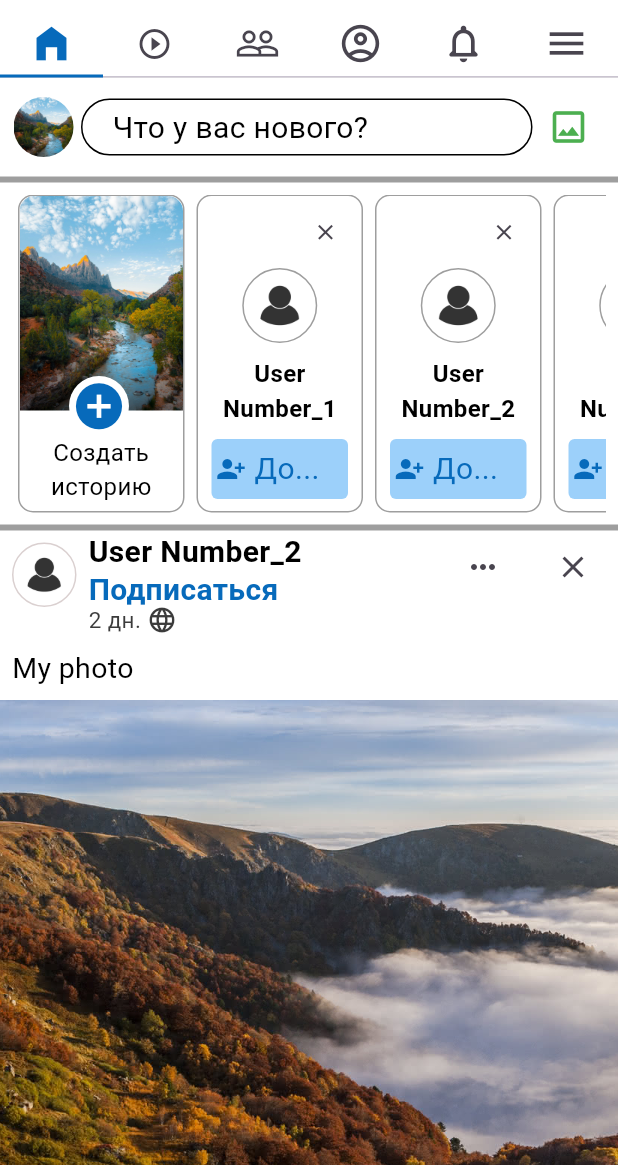
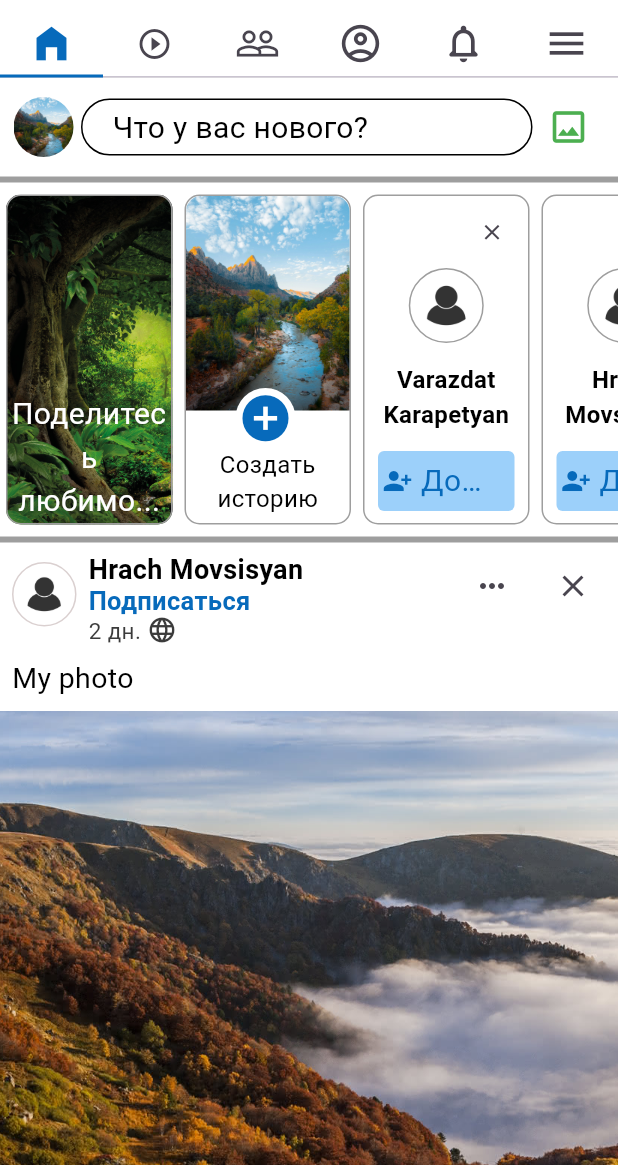
Before and after one commit to NarekMatevosyan/facebook, a Flutter app: the screen it shows after launch, on a phone screen of 412 x 824 dp, the part 71-1236 px from its top. Run offline on Flutter 3.47's test engine with Material 3 defaults, Android fonts, the phone set to English and light mode, and no system bars.

Commit message:
add reels section

```diff
--- a/lib/features/home/home_screen.dart
+++ b/lib/features/home/home_screen.dart
@@ -1,10 +1,10 @@
 import 'package:flutter/material.dart';
 
-import 'package:flutter_facebook/features/home/app_bar.dart/custom_app_bar.dart';
+import 'package:flutter_facebook/features/home/widgets/app_bar/custom_app_bar.dart';
 import 'package:flutter_facebook/features/home/widgets/home_screen_content.dart';
 import 'package:flutter_facebook/features/home/widgets/rec_users_section.dart';
 import 'package:flutter_facebook/features/home/widgets/user_tools.dart';
-import 'app_bar.dart/second_sliver_app_bar.dart';
+import 'widgets/app_bar/second_sliver_app_bar.dart';
 
 class HomeScreen extends StatelessWidget {
   const HomeScreen({super.key});
--- a/lib/features/home/models/post_view_model.dart
+++ b/lib/features/home/models/post_view_model.dart
@@ -9,12 +9,13 @@ class PostViewModel {
   final int comments;
   final int shares;
 
-  PostViewModel(
-      {required this.postTime,
-      required this.description,
-      required this.image,
-      required this.poster,
-      required this.likes,
-      required this.comments,
-      required this.shares});
+  PostViewModel({
+    required this.postTime,
+    required this.description,
+    required this.image,
+    required this.poster,
+    required this.likes,
+    required this.comments,
+    required this.shares,
+  });
 }
--- a/lib/features/home/models/user_view_model.dart
+++ b/lib/features/home/models/user_view_model.dart
@@ -4,9 +4,10 @@ class UserViewModel {
   final String avatar;
   final int id;
 
-  UserViewModel(
-      {required this.id,
-      required this.surname,
-      required this.name,
-      required this.avatar});
+  UserViewModel({
+    required this.id,
+    required this.surname,
+    required this.name,
+    required this.avatar,
+  });
 }
--- a/lib/features/home/app_bar.dart/custom_app_bar.dart
+++ b/lib/features/home/widgets/app_bar/custom_app_bar.dart
@@ -1,5 +1,5 @@
 import 'package:flutter/material.dart';
-import 'package:flutter_facebook/features/home/app_bar.dart/first_sliver_app_bar.dart';
+import 'package:flutter_facebook/features/home/widgets/app_bar/first_sliver_app_bar.dart';
 
 class CustomAppBar extends StatelessWidget {
   const CustomAppBar({super.key});
--- a/lib/features/home/widgets/home_screen_content.dart
+++ b/lib/features/home/widgets/home_screen_content.dart
@@ -2,6 +2,7 @@ import 'package:flutter/material.dart';
 import 'package:flutter_facebook/features/home/widgets/post.dart';
 import 'package:flutter_facebook/features/home/models/post_view_model.dart';
 import 'package:flutter_facebook/features/home/models/user_view_model.dart';
+import 'package:flutter_facebook/features/home/widgets/reels_section.dart';
 
 class HomeScreenContent extends StatelessWidget {
   const HomeScreenContent({super.key});
@@ -17,8 +18,8 @@ class HomeScreenContent extends StatelessWidget {
             postTime: 2,
             poster: UserViewModel(
                 id: 2,
-                surname: 'Number_2',
-                name: 'User',
+                surname: 'Movsisyan',
+                name: 'Hrach',
                 avatar: 'assets/images/rec_user_photo.jpg'),
             likes: 201,
             comments: 13,
@@ -33,8 +34,8 @@ class HomeScreenContent extends StatelessWidget {
             postTime: 4,
             poster: UserViewModel(
                 id: 5,
-                surname: 'Number_5',
-                name: 'User',
+                surname: 'Muradyan',
+                name: 'Artak',
                 avatar: 'assets/images/rec_user_photo.jpg'),
             likes: 217,
             comments: 64,
@@ -49,14 +50,16 @@ class HomeScreenContent extends StatelessWidget {
             postTime: 8,
             poster: UserViewModel(
                 id: 3,
-                surname: 'Number_3',
-                name: 'User',
+                surname: 'Manukyan',
+                name: 'Tigran',
                 avatar: 'assets/images/rec_user_photo.jpg'),
             likes: 8,
             comments: 2,
             shares: 0,
           ),
         ),
+        const SizedBox(height: 4.0),
+        const ReelsSection(),
       ],
     );
   }
--- a/lib/features/home/widgets/post_header.dart
+++ b/lib/features/home/widgets/post_header.dart
@@ -17,7 +17,9 @@ class PostHeader extends StatelessWidget {
     return Column(
       crossAxisAlignment: CrossAxisAlignment.start,
       children: [
-        Row(
+        Padding(
+          padding: const EdgeInsets.only(top: 5.0),
+          child: Row(
             crossAxisAlignment: CrossAxisAlignment.start,
             children: [
               Padding(
@@ -42,7 +44,7 @@ class PostHeader extends StatelessWidget {
                     style: const TextStyle(
                       color: Colors.black,
                       fontWeight: FontWeight.bold,
-                    fontSize: 20.0,
+                      fontSize: 18.0,
                     ),
                   ),
                   GestureDetector(
@@ -53,7 +55,7 @@ class PostHeader extends StatelessWidget {
                         height: 1.0,
                         color: Color.fromARGB(255, 7, 106, 187),
                         fontWeight: FontWeight.bold,
-                      fontSize: 20.0,
+                        fontSize: 17.0,
                       ),
                     ),
                   ),
@@ -76,12 +78,9 @@ class PostHeader extends StatelessWidget {
                 ],
               ),
               const Spacer(),
-            Padding(
-              padding: const EdgeInsets.symmetric(horizontal: 6.0),
-              child: IconButton(
+              IconButton(
                 icon: const Icon(Icons.more_horiz),
                 onPressed: () {},
-              ),
               ),
               Padding(
                 padding: const EdgeInsets.symmetric(horizontal: 6.0),
@@ -91,6 +90,7 @@ class PostHeader extends StatelessWidget {
                 ),
               ),
             ],
+          ),
         ),
         Padding(
           padding: const EdgeInsets.all(8.0),
--- a/lib/features/home/widgets/rec_user_contanier.dart
+++ b/lib/features/home/widgets/rec_user_contanier.dart
@@ -93,8 +93,6 @@ class _RecUserContainerState extends State<RecUserContainer> {
                         : const Color.fromARGB(255, 156, 208, 250),
                     borderRadius: BorderRadius.circular(4.0),
                   ),
-                  child: SizedBox(
-                    width: 91.0,
                   child: Row(
                     mainAxisAlignment: MainAxisAlignment.start,
                     children: [
@@ -111,24 +109,29 @@ class _RecUserContainerState extends State<RecUserContainer> {
                         width: itemWidth / 20,
                       ),
                       isSelected
-                            ? const Text(
-                                'Отме...',
+                          ? const SizedBox(
+                              width: 80.0,
+                              child: Text(
+                                overflow: TextOverflow.ellipsis,
+                                'Отменить',
                                 style: TextStyle(
                                   color: Colors.grey,
                                   fontSize: 20.0,
                                 ),
-                                overflow: TextOverflow.ellipsis,
+                              ),
                             )
-                            : const Text(
-                                'До...',
+                          : const SizedBox(
+                              width: 50.0,
+                              child: Text(
+                                'Добавить',
                                 style: TextStyle(
                                   color: Color.fromARGB(255, 7, 106, 187),
                                   fontSize: 20.0,
                                 ),
                                 overflow: TextOverflow.ellipsis,
                               ),
+                            ),
                     ],
-                    ),
                   ),
                 ),
               ),
--- a/lib/features/home/widgets/rec_users_section.dart
+++ b/lib/features/home/widgets/rec_users_section.dart
@@ -1,6 +1,7 @@
 import 'package:flutter/material.dart';
 import 'package:flutter_facebook/features/home/models/user_view_model.dart';
 import 'package:flutter_facebook/features/home/widgets/rec_user_contanier.dart';
+import 'package:flutter_facebook/features/home/widgets/share_favorite_box.dart';
 import 'package:flutter_facebook/features/home/widgets/user_story.dart';
 
 class RecUsersSection extends StatefulWidget {
@@ -14,38 +15,38 @@ class _RecUsersSectionState extends State<RecUsersSection> {
   final List<UserViewModel> recommendedUsers = [
     UserViewModel(
       id: 1,
-      surname: 'Number_1',
-      name: 'User',
+      surname: 'Karapetyan',
+      name: 'Varazdat',
       avatar: 'assets/images/rec_user_photo.jpg',
     ),
     UserViewModel(
       id: 2,
-      surname: 'Number_2',
-      name: 'User',
+      surname: 'Movsisyan',
+      name: 'Hrach',
       avatar: 'assets/images/rec_user_photo.jpg',
     ),
     UserViewModel(
       id: 3,
-      surname: 'Number_3',
-      name: 'User',
+      surname: 'Manukyan',
+      name: 'Tigran',
       avatar: 'assets/images/rec_user_photo.jpg',
     ),
     UserViewModel(
       id: 4,
-      surname: 'Number_4',
-      name: 'User',
+      surname: 'Avetisyan',
+      name: 'Gor',
       avatar: 'assets/images/rec_user_photo.jpg',
     ),
     UserViewModel(
       id: 5,
-      surname: 'Number_5',
-      name: 'User',
+      surname: 'Muradyan',
+      name: 'Artak',
       avatar: 'assets/images/rec_user_photo.jpg',
     ),
     UserViewModel(
       id: 6,
-      surname: 'Number_6',
-      name: 'User',
+      surname: 'Araqelyan',
+      name: 'Hakob',
       avatar: 'assets/images/rec_user_photo.jpg',
     ),
   ];
@@ -57,21 +58,24 @@ class _RecUsersSectionState extends State<RecUsersSection> {
     return Column(
       children: [
         SizedBox(
-          height: itemHeight + 8.0,
-          child: Padding(
-            padding: const EdgeInsets.all(8.0),
+          height: itemHeight + 16,
           child: ListView(
             shrinkWrap: true,
             scrollDirection: Axis.horizontal,
             children: [
               const Padding(
-                  padding: EdgeInsets.symmetric(horizontal: 4.0),
+                padding: EdgeInsets.symmetric(horizontal: 4.0, vertical: 8.0),
+                child: ShareFavoriteBox(),
+              ),
+              const Padding(
+                padding: EdgeInsets.symmetric(horizontal: 4.0, vertical: 8.0),
                 child: UserStory(),
               ),
               ListView.builder(
                 itemBuilder: (BuildContext context, int index) {
                   return Padding(
-                      padding: const EdgeInsets.symmetric(horizontal: 4.0),
+                    padding: const EdgeInsets.symmetric(
+                        horizontal: 4.0, vertical: 8.0),
                     child: RecUserContainer(
                       name: recommendedUsers[index].name,
                       surname: recommendedUsers[index].surname,
@@ -86,7 +90,6 @@ class _RecUsersSectionState extends State<RecUsersSection> {
             ],
           ),
         ),
-        ),
       ],
     );
   }
--- /dev/null
+++ b/lib/features/home/widgets/share_favorite_box.dart
@@ -0,0 +1,28 @@
+import 'package:flutter/material.dart';
+
+class ShareFavoriteBox extends StatelessWidget {
+  const ShareFavoriteBox({super.key});
+
+  @override
+  Widget build(BuildContext context) {
+    return Container(
+      alignment: Alignment.bottomCenter,
+      height: 220.0,
+      width: 111.0,
+      decoration: BoxDecoration(
+        image: const DecorationImage(
+            image: AssetImage('assets/images/favorite.jpg'), fit: BoxFit.cover),
+        color: Colors.white,
+        border: Border.all(
+          color: Colors.grey,
+        ),
+        borderRadius: BorderRadius.circular(10.0),
+      ),
+      child: const Text(
+        textAlign: TextAlign.center,
+        'Поделитесь любимо...',
+        style: TextStyle(color: Colors.white, fontSize: 20.0),
+      ),
+    );
+  }
+}
```
Also changed, not shown: lib/features/home/widgets/action_buttons_section.dart (+13 -10 lines), lib/features/home/widgets/reels.dart (added, +39 -0 lines), lib/features/home/widgets/reels_section.dart (added, +51 -0 lines), pubspec.yaml (+1 -8 lines), assets/images/favorite.jpg (added), assets/images/icons/person-circle.svg (deleted), assets/images/icons/round-bell.svg (deleted), assets/images/thumb_up.jpg (deleted), lib/features/home/widgets/app_bar/first_sliver_app_bar.dart (renamed from lib/features/home/app_bar.dart/first_sliver_app_bar.dart), lib/features/home/widgets/app_bar/second_sliver_app_bar.dart (renamed from lib/features/home/app_bar.dart/second_sliver_app_bar.dart), 44 other files. Lines whose indentation alone changed are shown as unchanged.
